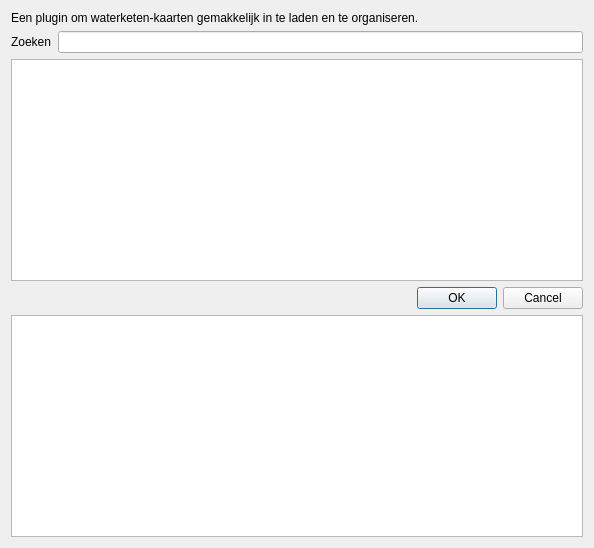
This is nad_maps_dialog_base.ui in NAD-Dataplatform/NADmaps as Qt 5 draws it before an edit. The edited form follows.
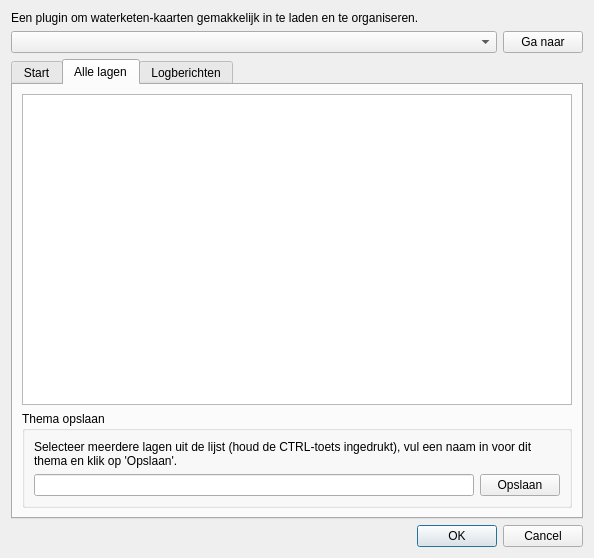
This is the edited form. The open tabs and pages were chosen to show the change.

Commit message:
Merged PR 974: Thema functionaliteit
Layout en code aangepast zodat je nu vanuit alle lagen een selectie kan maken en opslaan als een thema. Dit thema laadt volgende keer automatisch alle kaartlagen in.

What changed in the file:
```diff
--- a/nad_maps_dialog_base.ui
+++ b/nad_maps_dialog_base.ui
@@ -7,7 +7,7 @@
     <x>0</x>
     <y>0</y>
     <width>594</width>
-    <height>548</height>
+    <height>558</height>
    </rect>
   </property>
   <property name="sizePolicy">
@@ -33,22 +33,60 @@
    <item>
     <layout class="QGridLayout" name="gridLayout_2">
      <item row="0" column="0">
-      <widget class="QLabel" name="label">
-       <property name="text">
-        <string>Zoeken</string>
+      <widget class="QComboBox" name="zoomComboBox">
+       <property name="sizePolicy">
+        <sizepolicy hsizetype="Preferred" vsizetype="Fixed">
+         <horstretch>0</horstretch>
+         <verstretch>0</verstretch>
+        </sizepolicy>
        </property>
       </widget>
      </item>
      <item row="0" column="1">
-      <widget class="QLineEdit" name="layerSearch">
-       <property name="clearButtonEnabled">
-        <bool>true</bool>
+      <widget class="QPushButton" name="zoomButton">
+       <property name="sizePolicy">
+        <sizepolicy hsizetype="Fixed" vsizetype="Fixed">
+         <horstretch>0</horstretch>
+         <verstretch>0</verstretch>
+        </sizepolicy>
+       </property>
+       <property name="layoutDirection">
+        <enum>Qt::LeftToRight</enum>
+       </property>
+       <property name="text">
+        <string>Ga naar</string>
        </property>
       </widget>
      </item>
     </layout>
    </item>
    <item>
+    <widget class="QTabWidget" name="tabWidget">
+     <property name="focusPolicy">
+      <enum>Qt::TabFocus</enum>
+     </property>
+     <property name="currentIndex">
+      <number>0</number>
+     </property>
+     <widget class="QWidget" name="start_tab">
+      <attribute name="title">
+       <string>Start</string>
+      </attribute>
+      <layout class="QGridLayout" name="gridLayoutTabStart">
+       <item row="0" column="0">
+        <widget class="QTableView" name="themaView"/>
+       </item>
+       <item row="1" column="0">
+        <widget class="QTableView" name="themaMapListView"/>
+       </item>
+      </layout>
+     </widget>
+     <widget class="QWidget" name="lagen_tab">
+      <attribute name="title">
+       <string>Alle lagen</string>
+      </attribute>
+      <layout class="QGridLayout" name="gridLayoutTabLayers">
+       <item row="0" column="0" colspan="2">
     <widget class="QTableView" name="mapListView">
      <property name="enabled">
       <bool>true</bool>
@@ -73,6 +111,65 @@
      </property>
     </widget>
    </item>
+       <item row="1" column="0" colspan="2">
+        <widget class="QGroupBox" name="groupBox">
+         <property name="title">
+          <string>Thema opslaan</string>
+         </property>
+         <layout class="QGridLayout" name="gridLayoutTabLayers">
+          <item row="0" column="0" colspan="2">
+           <widget class="QLabel" name="label">
+            <property name="text">
+             <string>Selecteer meerdere lagen uit de lijst (houd de CTRL-toets ingedrukt), vul een naam in voor dit thema en klik op 'Opslaan'.</string>
+            </property>
+            <property name="textFormat">
+             <enum>Qt::PlainText</enum>
+            </property>
+            <property name="scaledContents">
+             <bool>false</bool>
+            </property>
+            <property name="wordWrap">
+             <bool>true</bool>
+            </property>
+           </widget>
+          </item>
+          <item row="1" column="0">
+           <widget class="QLineEdit" name="saveThemaLineEdit">
+            <property name="clearButtonEnabled">
+             <bool>true</bool>
+            </property>
+           </widget>
+          </item>
+          <item row="1" column="1">
+           <widget class="QPushButton" name="saveThemaButton">
+            <property name="sizePolicy">
+             <sizepolicy hsizetype="Fixed" vsizetype="Fixed">
+              <horstretch>0</horstretch>
+              <verstretch>0</verstretch>
+             </sizepolicy>
+            </property>
+            <property name="text">
+             <string>Opslaan</string>
+            </property>
+           </widget>
+          </item>
+         </layout>
+        </widget>
+       </item>
+      </layout>
+     </widget>
+     <widget class="QWidget" name="log_tab">
+      <attribute name="title">
+       <string>Logberichten</string>
+      </attribute>
+      <layout class="QGridLayout" name="gridLayoutTabLog">
+       <item row="0" column="0">
+        <widget class="QTableView" name="logView"/>
+       </item>
+      </layout>
+     </widget>
+    </widget>
+   </item>
    <item>
     <widget class="QDialogButtonBox" name="button_box">
      <property name="orientation">
@@ -83,9 +180,6 @@
      </property>
     </widget>
    </item>
-   <item>
-    <widget class="QTableView" name="logView"/>
-   </item>
   </layout>
  </widget>
  <resources/>
```
Left out of the diff: 2 changed lines with no effect on the pictures. Lines whose indentation alone changed are shown as unchanged. The commit also changes 10 other files.
